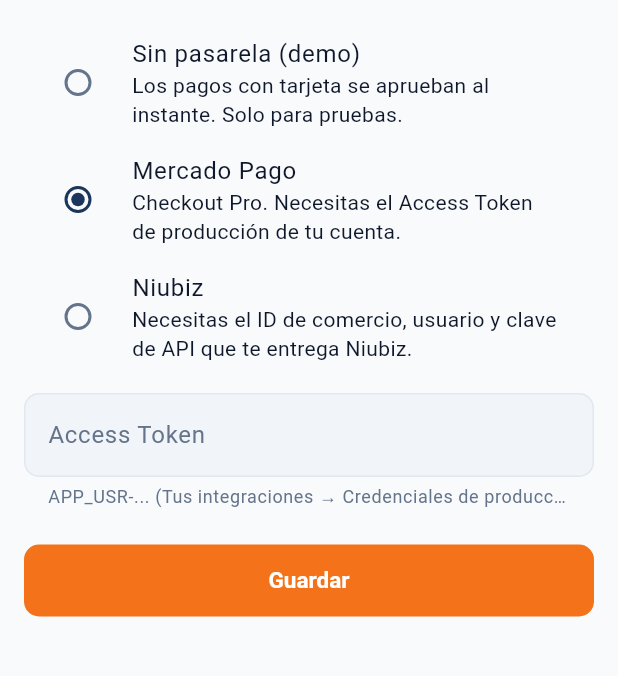
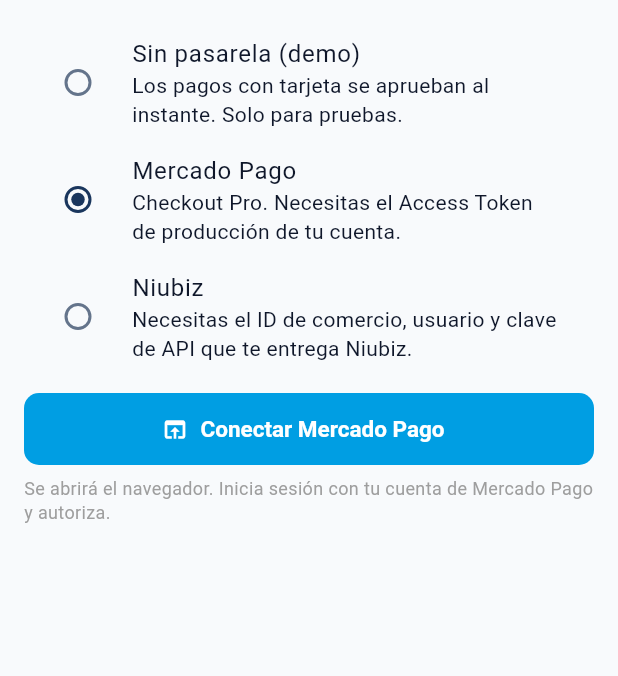
Before and after one commit to LUXOdi7/chapa_tu_repuesto_app, a Flutter app: the PaymentConfigPage screen opened directly with empty values, after a tap on "Mercado Pago", on a phone screen of 412 x 824 dp, the part 165-841 px from its top. Run offline on Flutter 3.47's test engine with Material 3 defaults, Android fonts, the phone set to English and light mode, and no system bars; our stand-ins replace dio, firebase_core, firebase_messaging, flutter_local_notifications, flutter_map, flutter_secure_storage and 4 more; missing offline and left inert: google_sign_in_web; accounts and stored records are empty; network calls fail.

Commit message:
feat: botón OAuth Mercado Pago en panel proveedor
Reemplaza el campo Access Token manual por un botón "Conectar Mercado
Pago" que abre el flujo OAuth en el navegador. El proveedor autoriza
con su cuenta MP sin necesidad de pegar tokens ni crear apps.

Co-Authored-By: Claude Sonnet 4.6 <noreply@anthropic.com>

```diff
--- a/lib/features/supplier/data/supplier_repository.dart
+++ b/lib/features/supplier/data/supplier_repository.dart
@@ -57,6 +57,9 @@ class SupplierRepository {
 
   /// Afiliacion a la pasarela. `account`: token de Mercado Pago o
   /// "merchantId|usuario|clave" de Niubiz; null para modo simulado.
+  Future<String> mpConnectUrl() async =>
+      (await _api.get('/suppliers/store/mp/connect'))['redirect_url'] as String;
+
   Future<Store> configurePayment({
     required String provider,
     String? account,
--- a/lib/features/supplier/presentation/payment_config_page.dart
+++ b/lib/features/supplier/presentation/payment_config_page.dart
@@ -1,4 +1,5 @@
 import 'package:flutter/material.dart';
+import 'package:url_launcher/url_launcher.dart';
 
 import '../../../core/app_scope.dart';
 import '../../../shared/widgets/app_widgets.dart';
@@ -19,7 +20,6 @@ class PaymentConfigPage extends StatefulWidget {
 class _PaymentConfigPageState extends State<PaymentConfigPage> {
   final _formKey = GlobalKey<FormState>();
   late String _provider = widget.store.paymentProvider ?? 'simulado';
-  final _token = TextEditingController();
   final _merchant = TextEditingController();
   final _user = TextEditingController();
   final _pass = TextEditingController();
@@ -42,7 +42,6 @@ class _PaymentConfigPageState extends State<PaymentConfigPage> {
 
   @override
   void dispose() {
-    _token.dispose();
     _merchant.dispose();
     _user.dispose();
     _pass.dispose();
@@ -50,13 +49,14 @@ class _PaymentConfigPageState extends State<PaymentConfigPage> {
   }
 
   Future<void> _save() async {
+    // MP usa OAuth: el botón _MpConnectButton maneja la conexión directamente
+    if (_provider == 'mercadopago') return;
     if (!_formKey.currentState!.validate()) return;
     setState(() => _busy = true);
     try {
       await AppScope.suppliersOf(context).configurePayment(
         provider: _provider,
         account: switch (_provider) {
-          'mercadopago' => _token.text.trim(),
           'niubiz' =>
             '${_merchant.text.trim()}|${_user.text.trim()}|${_pass.text.trim()}',
           _ => null,
@@ -102,18 +102,7 @@ class _PaymentConfigPageState extends State<PaymentConfigPage> {
                 ),
               ),
               const SizedBox(height: 12),
-              if (_provider == 'mercadopago')
-                TextFormField(
-                  controller: _token,
-                  obscureText: true,
-                  decoration: const InputDecoration(
-                    labelText: 'Access Token',
-                    helperText: 'APP_USR-... (Tus integraciones → Credenciales de producción)',
-                  ),
-                  validator: (v) => (v == null || v.trim().length < 20)
-                      ? 'Pega el Access Token'
-                      : null,
-                ),
+              if (_provider == 'mercadopago') _MpConnectButton(store: widget.store),
               if (_provider == 'niubiz') ...[
                 TextFormField(
                   controller: _merchant,
@@ -139,7 +128,8 @@ class _PaymentConfigPageState extends State<PaymentConfigPage> {
                       (v == null || v.trim().isEmpty) ? 'Obligatorio' : null,
                 ),
               ],
-              if (widget.store.paymentConfigured &&
+              if (_provider != 'mercadopago' &&
+                  widget.store.paymentConfigured &&
                   _provider == widget.store.paymentProvider)
                 const Padding(
                   padding: EdgeInsets.only(top: 12),
@@ -147,6 +137,7 @@ class _PaymentConfigPageState extends State<PaymentConfigPage> {
                     'Ya tienes credenciales guardadas. Solo se reemplazan si guardas nuevas.',
                   ),
                 ),
+              if (_provider != 'mercadopago') ...[
                 const SizedBox(height: 24),
                 FilledButton(
                   onPressed: _busy ? null : _save,
@@ -159,9 +150,72 @@ class _PaymentConfigPageState extends State<PaymentConfigPage> {
                       : const Text('Guardar'),
                 ),
               ],
+            ],
           ),
         ),
       ),
     );
   }
 }
+
+class _MpConnectButton extends StatefulWidget {
+  const _MpConnectButton({required this.store});
+  final Store store;
+
+  @override
+  State<_MpConnectButton> createState() => _MpConnectButtonState();
+}
+
+class _MpConnectButtonState extends State<_MpConnectButton> {
+  bool _busy = false;
+
+  Future<void> _connect() async {
+    setState(() => _busy = true);
+    try {
+      final url = await AppScope.suppliersOf(context).mpConnectUrl();
+      await launchUrl(Uri.parse(url), mode: LaunchMode.externalApplication);
+    } catch (e) {
+      if (mounted) showError(context, e);
+    } finally {
+      if (mounted) setState(() => _busy = false);
+    }
+  }
+
+  @override
+  Widget build(BuildContext context) {
+    final connected = widget.store.paymentConfigured &&
+        widget.store.paymentProvider == 'mercadopago';
+    return Column(
+      crossAxisAlignment: CrossAxisAlignment.stretch,
+      children: [
+        if (connected)
+          const Padding(
+            padding: EdgeInsets.only(bottom: 12),
+            child: Row(
+              children: [
+                Icon(Icons.check_circle, color: Colors.green),
+                SizedBox(width: 8),
+                Text('Cuenta Mercado Pago conectada'),
+              ],
+            ),
+          ),
+        FilledButton.icon(
+          onPressed: _busy ? null : _connect,
+          icon: _busy
+              ? const SizedBox(
+                  height: 18, width: 18,
+                  child: CircularProgressIndicator(strokeWidth: 2, color: Colors.white),
+                )
+              : const Icon(Icons.open_in_browser),
+          label: Text(connected ? 'Reconectar Mercado Pago' : 'Conectar Mercado Pago'),
+          style: FilledButton.styleFrom(backgroundColor: const Color(0xFF009EE3)),
+        ),
+        const SizedBox(height: 8),
+        const Text(
+          'Se abrirá el navegador. Inicia sesión con tu cuenta de Mercado Pago y autoriza.',
+          style: TextStyle(fontSize: 12, color: Colors.grey),
+        ),
+      ],
+    );
+  }
+}
```
Lines whose indentation alone changed are shown as unchanged.
